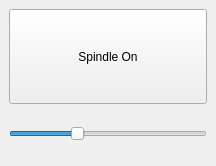
First picture: the form in View/SpindleForm.ui, repository octronic-uk/Candle, before the edit.
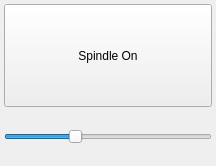
Second picture: the form after the edit. Icons and pictures are not drawn.

Patch:
```diff
--- a/View/SpindleForm.ui
+++ b/View/SpindleForm.ui
@@ -32,6 +32,21 @@
    <item>
     <widget class="QWidget" name="widgetSpindle" native="true">
      <layout class="QVBoxLayout" name="verticalLayout_2" stretch="2,1">
+      <property name="spacing">
+       <number>4</number>
+      </property>
+      <property name="leftMargin">
+       <number>4</number>
+      </property>
+      <property name="topMargin">
+       <number>4</number>
+      </property>
+      <property name="rightMargin">
+       <number>4</number>
+      </property>
+      <property name="bottomMargin">
+       <number>4</number>
+      </property>
       <item>
        <widget class="QToolButton" name="cmdSpindle">
         <property name="enabled">
```
